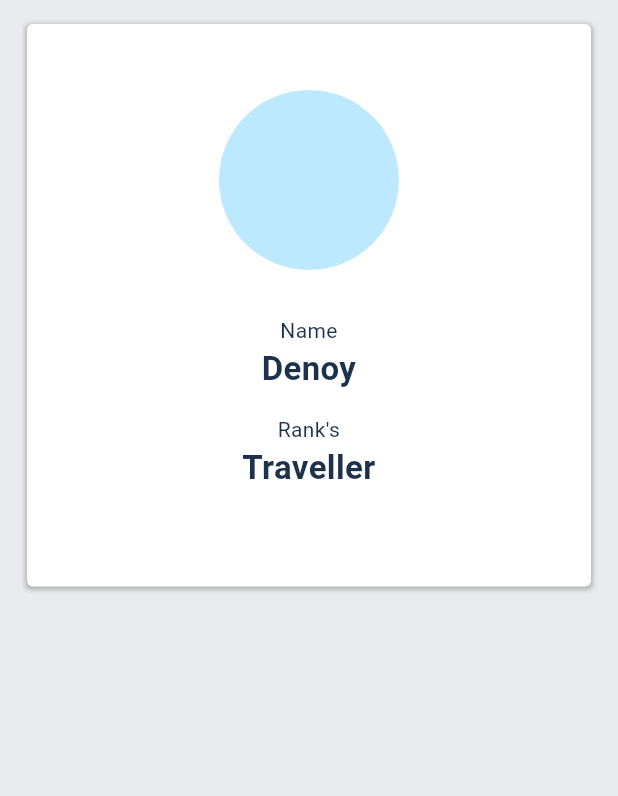
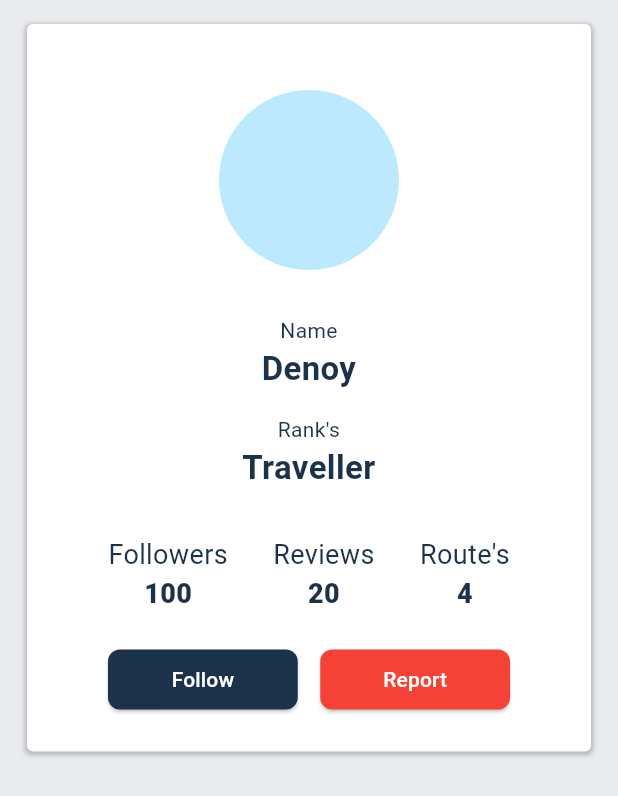
Before and after one commit to DimarsMars/Nexus7-CapstoneProject-Undiknas, a Flutter app: the OtherProfileScreen screen opened directly, on a phone screen of 412 x 824 dp. Shown: the top 796 px of the screen. Run offline on Flutter 3.47's test engine with Material 3 defaults, Android fonts, the phone set to English and light mode, and no system bars.

Commit message:
Enhance OtherProfileScreen layout with follower, review, and route statistics

```diff
--- a/journeys-frontend/lib/main.dart
+++ b/journeys-frontend/lib/main.dart
@@ -24,8 +24,8 @@ class MyApp extends StatelessWidget {
         ),
       ),
       home:
-      MainScreen(),
-      // OtherProfileScreen(),
+      // MainScreen(),
+      OtherProfileScreen(),
     );
   }
 }
--- a/journeys-frontend/lib/pages/other_profile_screen.dart
+++ b/journeys-frontend/lib/pages/other_profile_screen.dart
@@ -86,7 +86,128 @@ class _OtherProfileScreenState extends State<OtherProfileScreen> {
                           ),
                       ),
 
-                      SizedBox(height: 40),
+                      SizedBox(height: 30),
+
+                      Row(
+                        mainAxisAlignment: MainAxisAlignment.spaceEvenly,
+                        children: [
+
+                          Column(
+                            children: [
+                              Text(
+                                'Followers',
+                                textAlign: TextAlign.center,
+                                style: TextStyle(
+                                  fontSize: 18,
+                                  fontWeight: FontWeight.normal,
+                                  color: Color(0xFF1C314A),
+                                ),
+                              ),
+                              Text(
+                                '100',
+                                textAlign: TextAlign.center,
+                                style: TextStyle(
+                                  fontSize: 18,
+                                  fontWeight: FontWeight.w900,
+                                  color: Color(0xFF1C314A),
+                                ),
+                              )
+                            ],
+                          ),
+
+                          Column(
+                            children: [
+                              Text(
+                                'Reviews',
+                                textAlign: TextAlign.center,
+                                style: TextStyle(
+                                  fontSize: 18,
+                                  fontWeight: FontWeight.normal,
+                                  color: Color(0xFF1C314A),
+                                ),
+                              ),
+                              Text(
+                                '20',
+                                textAlign: TextAlign.center,
+                                style: TextStyle(
+                                  fontSize: 18,
+                                  fontWeight: FontWeight.w900,
+                                  color: Color(0xFF1C314A),
+                                ),
+                              )
+                            ],
+                          ),
+
+                          Column(
+                            children: [
+                              Text(
+                                'Route\'s',
+                                textAlign: TextAlign.center,
+                                style: TextStyle(
+                                  fontSize: 18,
+                                  fontWeight: FontWeight.normal,
+                                  color: Color(0xFF1C314A),
+                                ),
+                              ),
+                              Text(
+                                '4',
+                                textAlign: TextAlign.center,
+                                style: TextStyle(
+                                  fontSize: 18,
+                                  fontWeight: FontWeight.w900,
+                                  color: Color(0xFF1C314A),
+                                ),
+                              )
+                            ],
+                          )
+                        ],
+                      ),
+
+                      SizedBox(height:20),
+                      Padding(
+                        padding: const EdgeInsets.symmetric(horizontal: 30),
+                        child: Row(
+                          children: [
+                            Expanded(
+                              child: ElevatedButton(
+                                onPressed: () {
+
+                                },
+                                style: ElevatedButton.styleFrom(
+                                  backgroundColor: Color(0xFF1C314A),
+                                  foregroundColor: Colors.white,
+                                  shape: RoundedRectangleBorder(
+                                    borderRadius: BorderRadius.circular(8.0),
+                                  ),
+                                ),
+                                child: Text(
+                                  'Follow'
+                                ),
+                              ),
+                            ),
+
+                            SizedBox(width:15),
+
+                            Expanded(
+                              child: ElevatedButton(
+                                onPressed: () {
+
+                                },
+                                style: ElevatedButton.styleFrom(
+                                  backgroundColor: Colors.red,
+                                  foregroundColor: Colors.white,
+                                  shape: RoundedRectangleBorder(
+                                    borderRadius: BorderRadius.circular(8.0),
+                                  ),
+                                ),
+                                child: Text(
+                                  'Report'
+                                ),
+                              ),
+                            ),
+                          ],
+                        ),
+                      )
                     ]
                   ),
                 )
```
